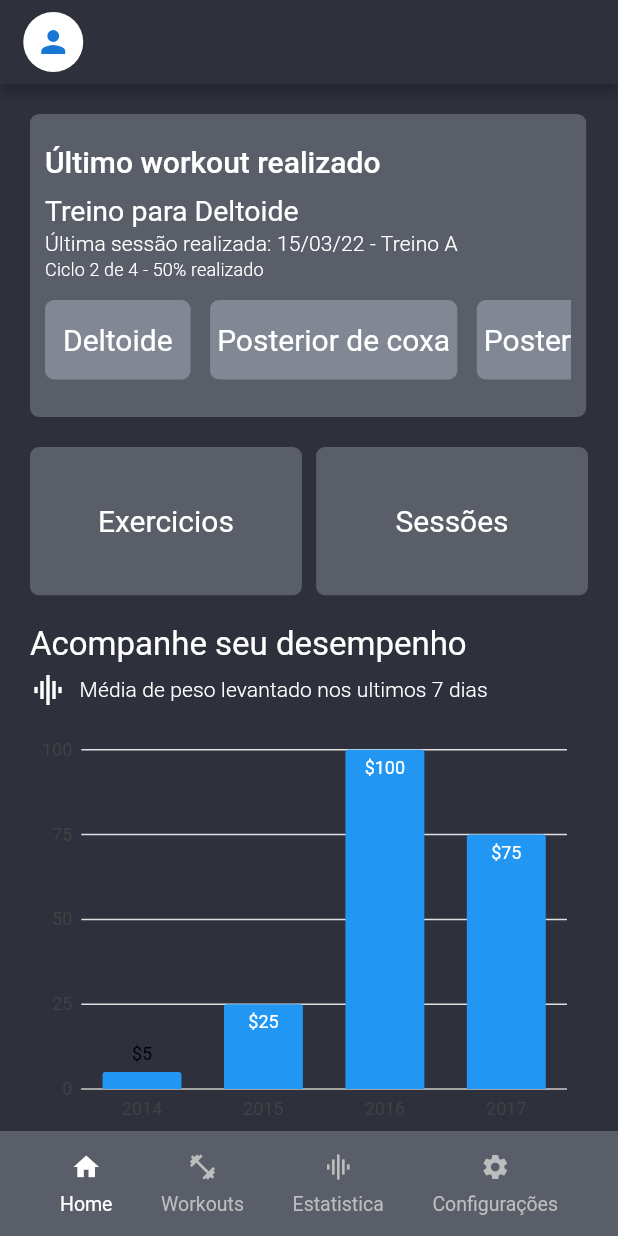
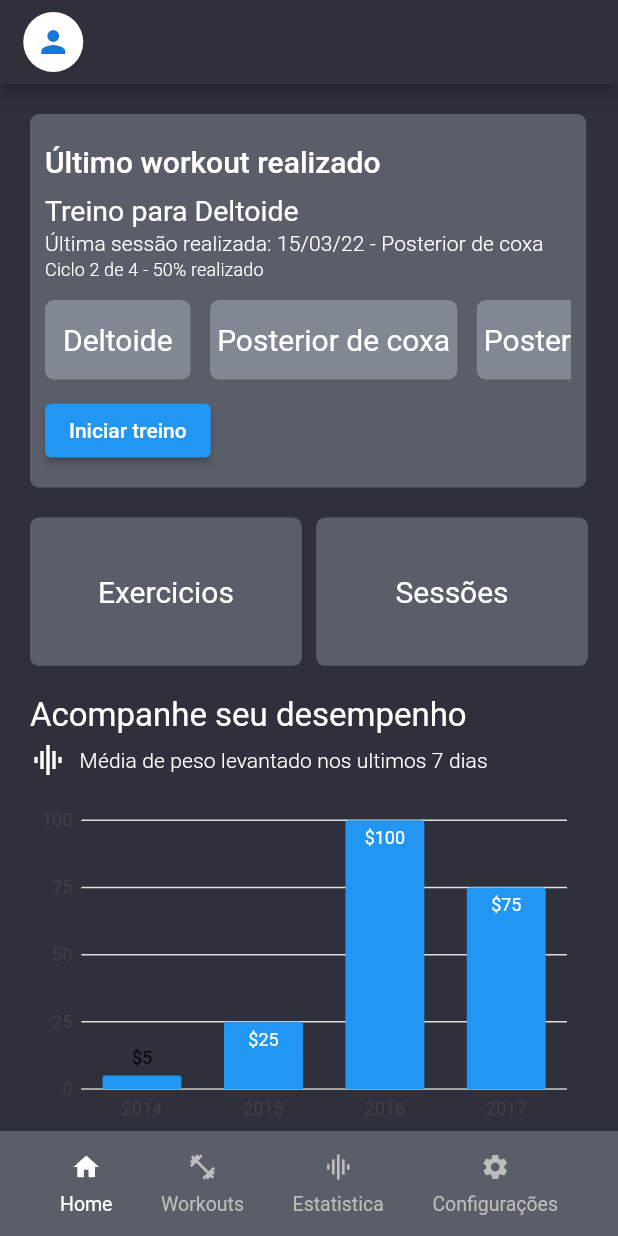
Before and after one commit to tiagoeborsanyi/bubblefit_home, a Flutter app: the screen it shows after launch, on a phone screen of 412 x 824 dp. Run offline on Flutter 3.47's test engine with Material 2 defaults, Android fonts, the phone set to English and light mode, and no system bars; our stand-ins replace charts_flutter.

Commit message:
finish layout workout bloco

```diff
--- a/lib/widgets/bloco_workout.dart
+++ b/lib/widgets/bloco_workout.dart
@@ -15,7 +15,7 @@ class BlocoWorkout extends StatelessWidget {
     return Container(
       width: size.width * .9,
       // height: size.height * .3,
-      padding: const EdgeInsets.only(top: 10, bottom: 15),
+      padding: const EdgeInsets.only(top: 10, bottom: 4),
       decoration: BoxDecoration(
         color: bSecondaryColor,
         borderRadius: BorderRadius.circular(6),
@@ -44,7 +44,7 @@ class BlocoWorkout extends StatelessWidget {
             ),
             const SizedBox(height: 3),
             Text(
-              'Última sessão realizada: 15/03/22 - Treino A',
+              'Última sessão realizada: 15/03/22 - Posterior de coxa',
               style: Theme.of(context).textTheme.subtitle2?.copyWith(
                     fontWeight: FontWeight.w300,
                     color: Colors.white,
@@ -122,7 +122,9 @@ class BlocoWorkout extends StatelessWidget {
                   ),
                 ],
               ),
-            )
+            ),
+            const SizedBox(height: 10),
+            ElevatedButton(onPressed: () {}, child: Text('Iniciar treino'))
           ],
         ),
       ),
```
